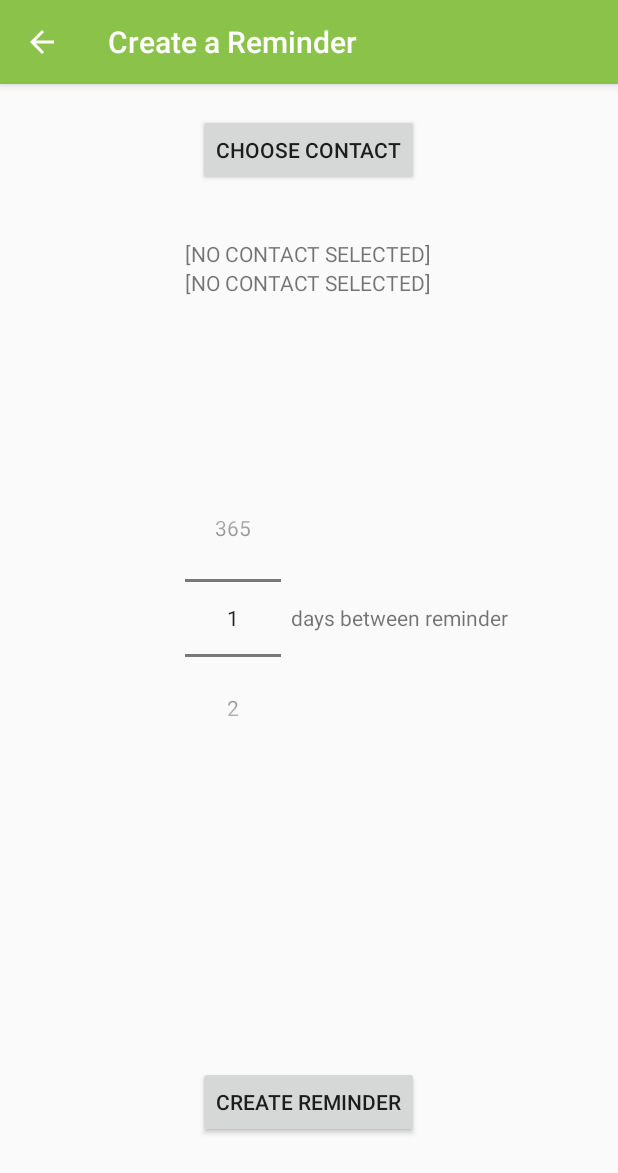
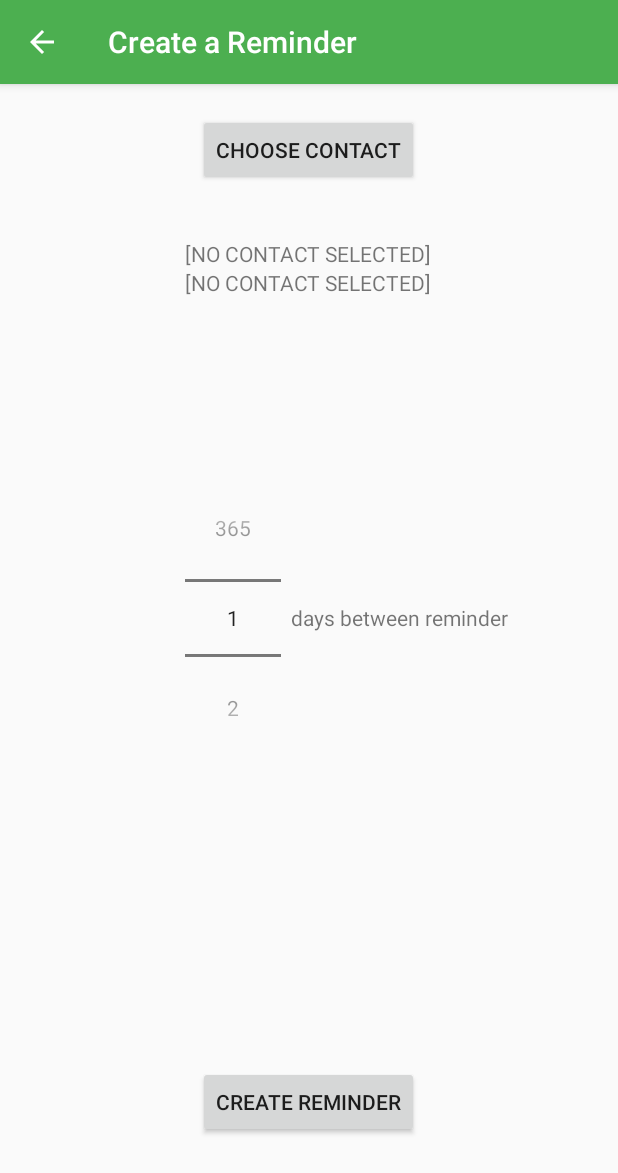
Before and after one commit to schott12521/CallYourMom, an Android app: the screen it shows after launch (ContactActivity), after a tap on an icon or button, on a phone screen of 412 x 824 dp. Shown: the top 1173 px of the screen. Run offline under Robolectric (Android 15) with nearby library versions, the phone set to English and light mode, and no system bars.

Commit message:
Various small fixes, add ability to clear reminders

```diff
--- a/CallYourMom/app/src/main/java/cmsc436/com/callyourmom/ContactActivity.java
+++ b/CallYourMom/app/src/main/java/cmsc436/com/callyourmom/ContactActivity.java
@@ -69,7 +69,7 @@ public class ContactActivity extends AppCompatActivity {
                     CallReminder newReminder = new CallReminder(contactName.getText().toString(), "4");
                     newReminder.setNumDaysForRemind(np.getValue());
                     try {
-                        updateReminder(contactName.getText().toString(), "410-999-5555", 4);
+                        updateReminder(contactName.getText().toString(), "410-999-5555", np.getValue());
                     } catch (JSONException e) {
                         e.printStackTrace();
                     }
@@ -93,7 +93,7 @@ public class ContactActivity extends AppCompatActivity {
                 String name = c.getString(c.getColumnIndex(ContactsContract.Contacts.DISPLAY_NAME));
                 contactName.setText(name + " " + id);
                 contactPicked = true;
-//                String number = c.getString(c.getColumnIndex(ContactsContract.CommonDataKinds.Phone.NUMBER));
+    //            String number = c.getString(c.getColumnIndex(ContactsContract.CommonDataKinds.Phone.NUMBER));
 
             }
         }
--- a/CallYourMom/app/src/main/java/cmsc436/com/callyourmom/GroupsReminderAdapter.java
+++ b/CallYourMom/app/src/main/java/cmsc436/com/callyourmom/GroupsReminderAdapter.java
@@ -66,7 +66,11 @@ public class GroupsReminderAdapter extends RecyclerView.Adapter<GroupsReminderAd
         int[] to = {R.id.contact_name, R.id.contact_number};
         list.setAdapter(new SimpleAdapter(getContext(), temp, R.layout.contact_item, from, to));
 
-        holder.numContacts.setText(reminder.size() + " contact reminders");
+        if (reminder.size() == 1)
+            holder.numContacts.setText(reminder.size() + " contact reminder");
+        else
+            holder.numContacts.setText(reminder.size() + " contact reminders");
+
         holder.frequency.setText("Call every " + group.getFrequencyInDays() + " days");
 
         list.setVisibility(View.INVISIBLE);
--- a/CallYourMom/app/src/main/res/layout/group_item.xml
+++ b/CallYourMom/app/src/main/res/layout/group_item.xml
@@ -38,7 +38,9 @@
                 android:layout_centerHorizontal="true"
                 android:id="@+id/groupFrequency"
                 android:maxWidth="90dp"
-                android:gravity="center"/>
+                android:gravity="center"
+                android:paddingLeft="8dp"
+                android:paddingRight="8dp"/>
 
         </RelativeLayout>
 
--- a/CallYourMom/app/src/main/res/menu/menu_main.xml
+++ b/CallYourMom/app/src/main/res/menu/menu_main.xml
@@ -5,6 +5,6 @@
     <item
         android:id="@+id/action_settings"
         android:orderInCategory="100"
-        android:title="@string/action_settings"
+        android:title="@string/action_delete_all"
         app:showAsAction="never"/>
 </menu>
--- a/CallYourMom/app/src/main/res/values/colors.xml
+++ b/CallYourMom/app/src/main/res/values/colors.xml
@@ -1,7 +1,7 @@
 <?xml version="1.0" encoding="utf-8"?>
 <resources>
-    <color name="colorPrimary">#8BC34A</color>
-    <color name="colorPrimaryDark">#689F38</color>
+    <color name="colorPrimary">#4CAF50</color>
+    <color name="colorPrimaryDark">#2E7D32</color>
     <color name="colorAccent">#FF4081</color>
     <color name="colorAccentLight">#F8BBD0</color>
 </resources>
--- a/CallYourMom/app/src/main/res/values/strings.xml
+++ b/CallYourMom/app/src/main/res/values/strings.xml
@@ -1,6 +1,6 @@
 <resources>
     <string name="app_name">Call Your Mom</string>
-    <string name="action_settings">Settings</string>
+    <string name="action_delete_all">Delete All</string>
 
     <string name="call_reminder_notification_title_template">Call reminder: %1$s</string>
 
```
Also changed, not shown: CallYourMom/app/src/main/java/cmsc436/com/callyourmom/MainActivity.java (+25 -0 lines).
